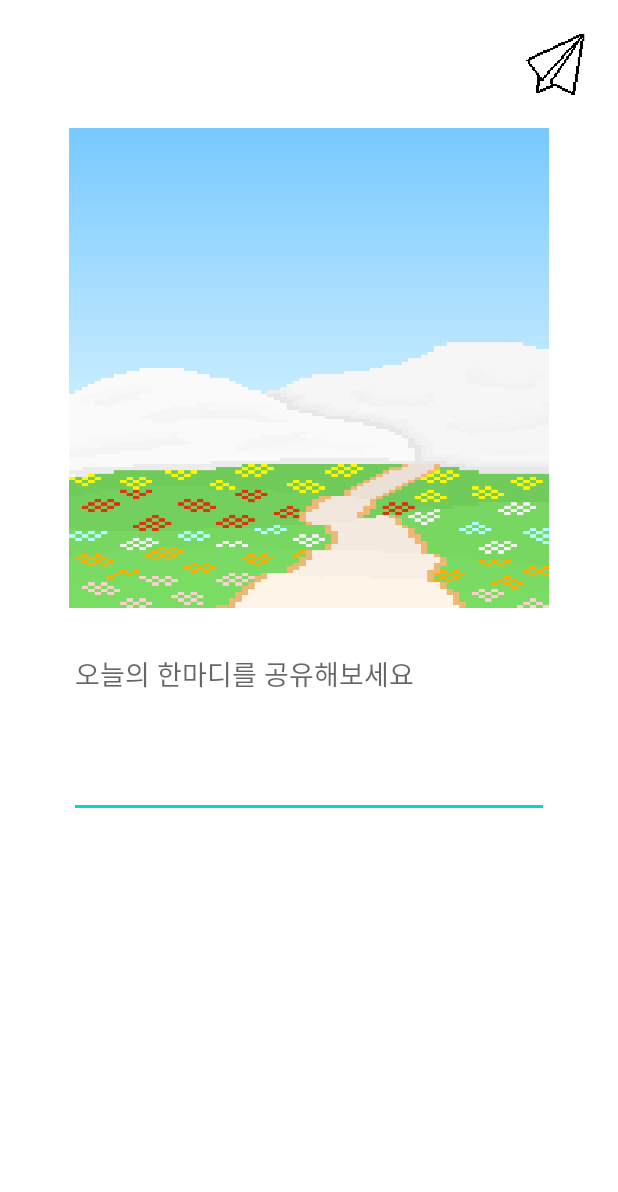
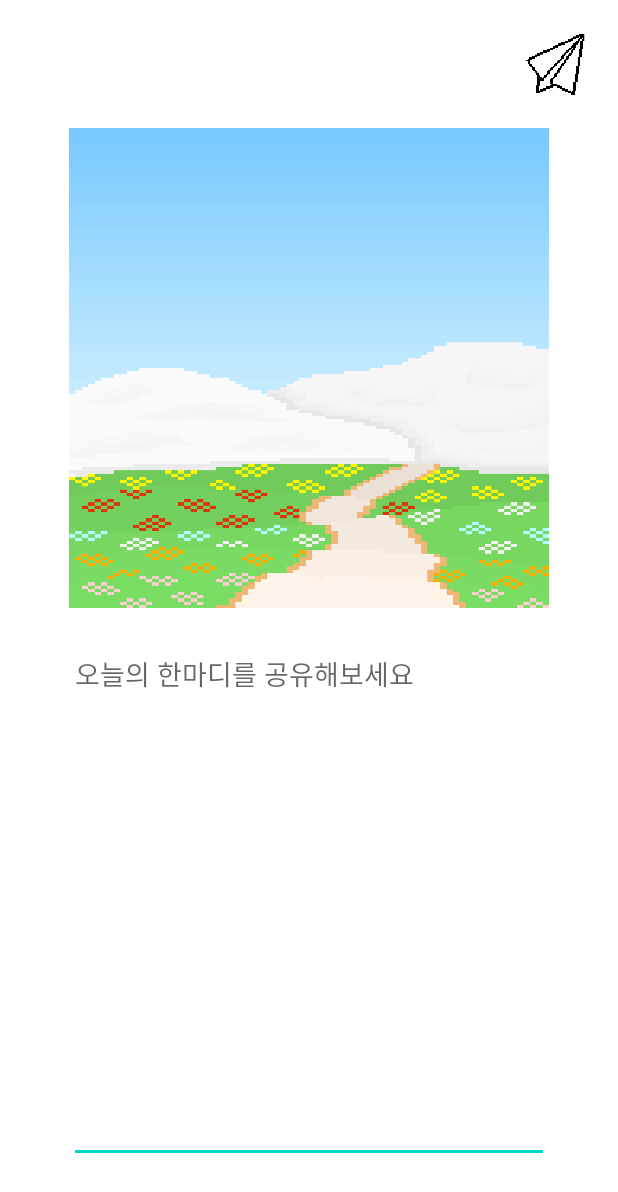
Before and after one commit to 2tle/Dalvodre, an Android app: the WriteActivity screen opened directly, with no data from a screen before it, on a phone screen of 412 x 824 dp. Shown: the top 1192 px of the screen. Run offline under Robolectric (Android 15) with nearby library versions, the light colour scheme and no system bars; our stand-ins replace Firebase (no records; nobody signed in at launch, a user with empty details on screens opened directly); 6 statements that could not run were skipped.

Commit message:
수정수정

```diff
--- a/app/src/main/res/layout/activity_write.xml
+++ b/app/src/main/res/layout/activity_write.xml
@@ -36,8 +36,7 @@
     <EditText
         android:id="@+id/write_post"
         android:layout_width="320dp"
-        android:layout_height="wrap_content"
-        android:minHeight="120dp"
+        android:layout_height="350dp"
         android:layout_gravity="center"
         android:layout_marginTop="20dp"
         android:inputType="none"
```
